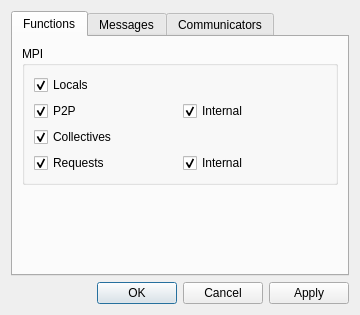
Qt form mpi.tool/components/qTV/filterdialog.ui (peatman/peat) before a commit.
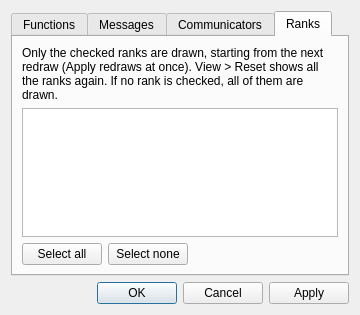
The same form after that commit. The open tabs and pages were chosen to show the change.

The edit to the form file:
```diff
--- a/mpi.tool/components/qTV/filterdialog.ui
+++ b/mpi.tool/components/qTV/filterdialog.ui
@@ -301,6 +301,76 @@
        </item>
       </layout>
      </widget>
+     <widget class="QWidget" name="tabRanks">
+      <attribute name="title">
+       <string>Ranks</string>
+      </attribute>
+      <layout class="QVBoxLayout" name="layout_tabRanks">
+       <item>
+        <widget class="QLabel" name="labelRanks">
+         <property name="text">
+          <string>Only the checked ranks are drawn, starting from the next redraw (Apply redraws at once). View &gt; Reset shows all the ranks again. If no rank is checked, all of them are drawn.</string>
+         </property>
+         <property name="wordWrap">
+          <bool>true</bool>
+         </property>
+        </widget>
+       </item>
+       <item>
+        <widget class="QListWidget" name="listRanks">
+         <property name="editTriggers">
+          <set>QAbstractItemView::EditTrigger::NoEditTriggers</set>
+         </property>
+         <property name="selectionMode">
+          <enum>QAbstractItemView::SelectionMode::NoSelection</enum>
+         </property>
+         <property name="flow">
+          <enum>QListView::Flow::LeftToRight</enum>
+         </property>
+         <property name="isWrapping" stdset="0">
+          <bool>true</bool>
+         </property>
+         <property name="resizeMode">
+          <enum>QListView::ResizeMode::Adjust</enum>
+         </property>
+         <property name="uniformItemSizes">
+          <bool>true</bool>
+         </property>
+        </widget>
+       </item>
+       <item>
+        <layout class="QHBoxLayout" name="layoutRanksButtons">
+         <item>
+          <widget class="QPushButton" name="buttonRanksAll">
+           <property name="text">
+            <string>Select all</string>
+           </property>
+          </widget>
+         </item>
+         <item>
+          <widget class="QPushButton" name="buttonRanksNone">
+           <property name="text">
+            <string>Select none</string>
+           </property>
+          </widget>
+         </item>
+         <item>
+          <spacer name="spacerRanksButtons">
+           <property name="orientation">
+            <enum>Qt::Orientation::Horizontal</enum>
+           </property>
+           <property name="sizeHint" stdset="0">
+            <size>
+             <width>40</width>
+             <height>20</height>
+            </size>
+           </property>
+          </spacer>
+         </item>
+        </layout>
+       </item>
+      </layout>
+     </widget>
     </widget>
    </item>
    <item>
```
